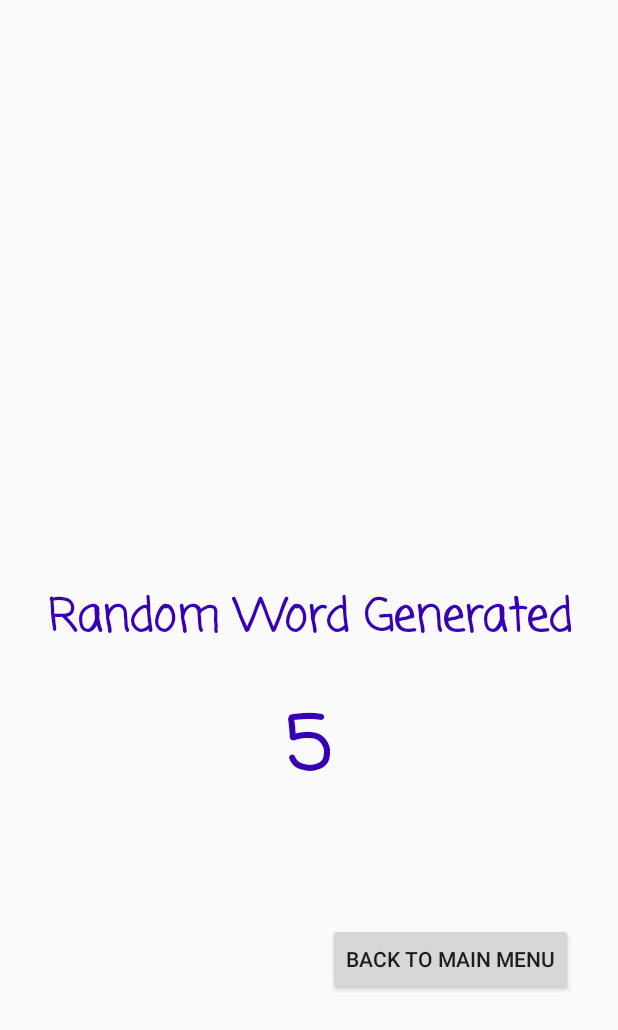
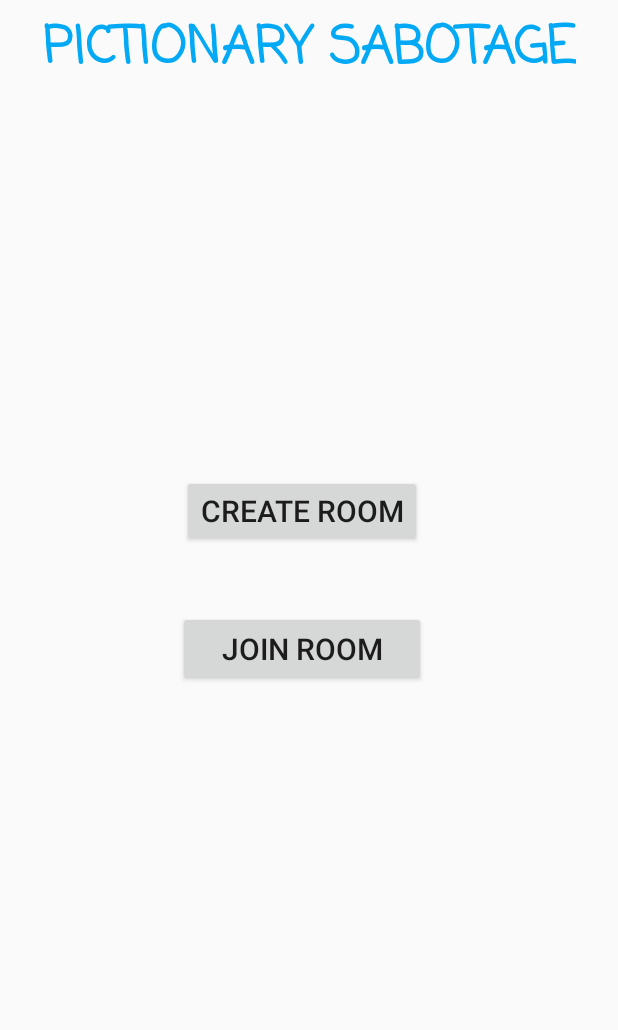
Before and after one commit to SamKouteili/Pictionary-Sabotage, an Android app: the screen it shows after launch once a user with an empty profile is signed in (RandomWordGenerator before the commit, Room after it), after a tap on "PLAY", on a phone screen of 412 x 824 dp. Shown: the top 1030 px of the screen. Run offline under Robolectric (Android 15) with nearby library versions, the light colour scheme and no system bars; our stand-ins replace Firebase (no records; nobody signed in at launch, a user with empty details on screens opened directly).

Commit message:
Room Main Menu

```diff
--- a/app/src/main/AndroidManifest.xml
+++ b/app/src/main/AndroidManifest.xml
@@ -1,18 +1,23 @@
 <?xml version="1.0" encoding="utf-8"?>
 <manifest xmlns:android="http://schemas.android.com/apk/res/android"
     package="ync.ysc3232.pictionary_sabotage">
+
     <uses-permission android:name="android.permission.INTERNET" />
+
     <application
         android:allowBackup="true"
-        android:usesCleartextTraffic="true"
         android:icon="@mipmap/ic_launcher"
         android:label="@string/app_name"
         android:roundIcon="@mipmap/ic_launcher_round"
         android:supportsRtl="true"
-        android:theme="@style/Theme.PictionarySabotage">
+        android:theme="@style/Theme.PictionarySabotage"
+        android:usesCleartextTraffic="true">
+        <activity
+            android:name=".Room"
+            android:exported="true" />
         <activity
             android:name=".LoginPage"
-            android:exported="true" >
+            android:exported="true">
             <intent-filter>
                 <action android:name="android.intent.action.MAIN" />
 
@@ -24,12 +29,11 @@
             android:exported="true" />
         <activity
             android:name=".MainActivity"
-            android:exported="true"/>
+            android:exported="true" />
         <activity
             android:name=".PodiumActivity"
             android:exported="true" />
         <activity android:name=".DrawingActivity" />
-
     </application>
 
 </manifest>
--- a/app/src/main/java/ync/ysc3232/pictionary_sabotage/MainActivity.java
+++ b/app/src/main/java/ync/ysc3232/pictionary_sabotage/MainActivity.java
@@ -27,7 +27,7 @@ public class MainActivity extends AppCompatActivity {
 
         Button button = findViewById(R.id.startGameButton);
         button.setOnClickListener(view -> {
-            Intent intent = new Intent(MainActivity.this, RandomWordGenerator.class);
+            Intent intent = new Intent(MainActivity.this, Room.class);
             startActivity(intent);
         });
 
--- /dev/null
+++ b/app/src/main/java/ync/ysc3232/pictionary_sabotage/Room.java
@@ -0,0 +1,32 @@
+package ync.ysc3232.pictionary_sabotage;
+
+import androidx.appcompat.app.AppCompatActivity;
+
+import android.content.Intent;
+import android.os.Bundle;
+import android.view.View;
+import android.widget.Button;
+
+public class Room extends AppCompatActivity {
+
+    private Button createRoom;
+    private Button joinRoom;
+
+    @Override
+    protected void onCreate(Bundle savedInstanceState) {
+        super.onCreate(savedInstanceState);
+        setContentView(R.layout.activity_room);
+
+        createRoom = findViewById(R.id.createRoom);
+        joinRoom = findViewById(R.id.joinRoom);
+
+        //Temporary - createRoom goes to word generator
+        createRoom.setOnClickListener(new View.OnClickListener() {
+            @Override
+            public void onClick(View view) {
+                Intent intent = new Intent(Room.this, RandomWordGenerator.class);
+                startActivity(intent);
+            }
+        });
+    }
+}
--- /dev/null
+++ b/app/src/main/res/layout/activity_room.xml
@@ -0,0 +1,53 @@
+<?xml version="1.0" encoding="utf-8"?>
+<androidx.constraintlayout.widget.ConstraintLayout xmlns:android="http://schemas.android.com/apk/res/android"
+    xmlns:app="http://schemas.android.com/apk/res-auto"
+    xmlns:tools="http://schemas.android.com/tools"
+    android:layout_width="match_parent"
+    android:layout_height="match_parent"
+    tools:context=".Room">
+
+    <TextView
+        android:id="@+id/textView"
+        android:layout_width="wrap_content"
+        android:layout_height="wrap_content"
+        android:fontFamily="casual"
+        android:text="PICTIONARY SABOTAGE"
+        android:textAlignment="center"
+        android:textColor="#03A9F4"
+        android:textSize="34sp"
+        android:textStyle="bold"
+        app:layout_constraintBottom_toBottomOf="parent"
+        app:layout_constraintLeft_toLeftOf="parent"
+        app:layout_constraintRight_toRightOf="parent"
+        app:layout_constraintTop_toTopOf="parent"
+        app:layout_constraintVertical_bias="0.009" />
+
+    <Button
+        android:id="@+id/createRoom"
+        android:layout_width="wrap_content"
+        android:layout_height="wrap_content"
+        android:text="@string/create_room"
+        android:textAlignment="center"
+        android:textSize="20sp"
+        app:layout_constraintBottom_toBottomOf="parent"
+        app:layout_constraintEnd_toEndOf="parent"
+        app:layout_constraintHorizontal_bias="0.482"
+        app:layout_constraintStart_toStartOf="parent"
+        app:layout_constraintTop_toBottomOf="@+id/textView"
+        app:layout_constraintVertical_bias="0.36" />
+
+    <Button
+        android:id="@+id/joinRoom"
+        android:layout_width="165dp"
+        android:layout_height="50dp"
+        android:text="@string/join_room"
+        android:textAlignment="center"
+        android:textSize="20sp"
+        app:layout_constraintBottom_toBottomOf="parent"
+        app:layout_constraintEnd_toEndOf="parent"
+        app:layout_constraintHorizontal_bias="0.482"
+        app:layout_constraintStart_toStartOf="parent"
+        app:layout_constraintTop_toBottomOf="@+id/textView"
+        app:layout_constraintVertical_bias="0.487" />
+
+</androidx.constraintlayout.widget.ConstraintLayout>
--- a/app/src/main/res/values/strings.xml
+++ b/app/src/main/res/values/strings.xml
@@ -6,6 +6,10 @@
     <!--    Drawing Menu Strings-->
     <string name="action_brush">Brush</string>
     <string name="action_erase">Eraser</string>
+
+    <!--    Room Main Menu Strings -->
+    <string name="create_room">Create Room</string>
+    <string name="join_room">Join Room</string>
 
     <!--    Random Word Generator Strings -->
     <string name="finish">Back To Main Menu</string>
```
